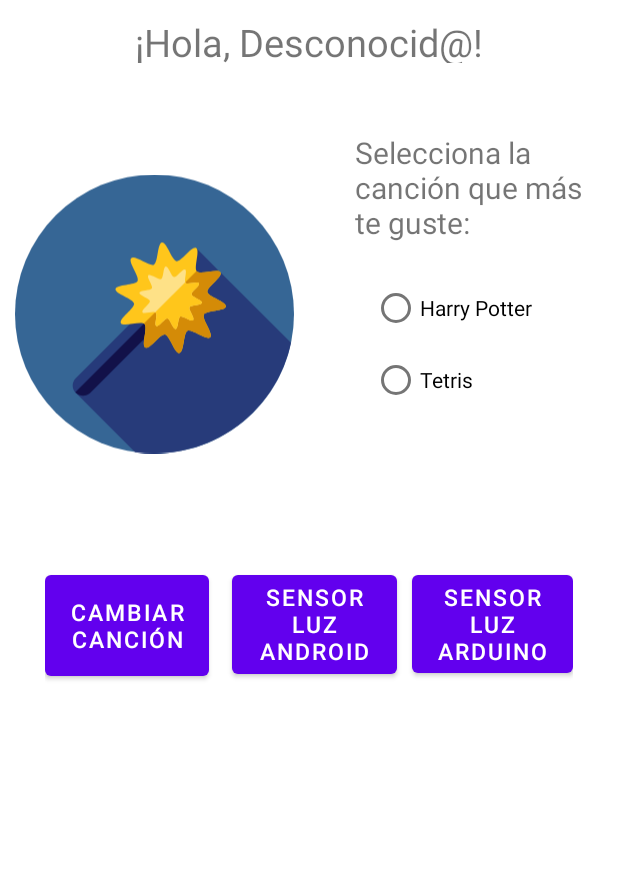
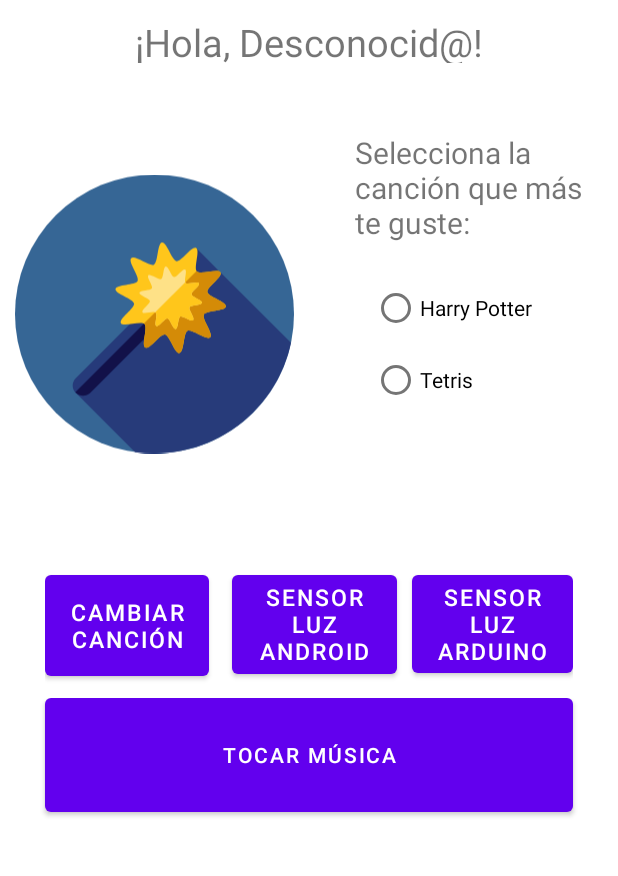
Before and after one commit to noelisasha/magic-alarm, an Android app: the screen it shows after launch (MainActivity_MagicAlarm), after a tap on "SUBMIT", on a phone screen of 412 x 824 dp, the part 168-1044 px from its top. Run offline under Robolectric (Android 15) with nearby library versions, the phone set to English and light mode, and no system bars.

Commit message:
Version final 03-07-2022
Cambio umbral sensor de luz Android.
Boton para reproducir cancion en Arduino, desde Android.

```diff
--- a/ANDROID/MagicAlarm/app/src/main/java/com/example/magicalarm/Activity2_Sensors.java
+++ b/ANDROID/MagicAlarm/app/src/main/java/com/example/magicalarm/Activity2_Sensors.java
@@ -90,7 +90,7 @@ public class Activity2_Sensors extends AppCompatActivity implements SensorEventL
 
                     lightness.setText(txt);
 
-                    if(event.values[0] <= 500) {
+                    if(event.values[0] <= 200) {
                         System.out.println("No se detecta luz ==> PRENDER LUZ"); /** DEBUG !! **/
                         lightBulbImg.setColorFilter(Color.parseColor("#000000")); // Si no detectó luz ==> pintar borde de lampara simulando encender luz
                     } else {
--- a/ANDROID/MagicAlarm/app/src/main/java/com/example/magicalarm/MainActivity_MagicAlarm.java
+++ b/ANDROID/MagicAlarm/app/src/main/java/com/example/magicalarm/MainActivity_MagicAlarm.java
@@ -8,11 +8,9 @@ import android.Manifest;
 import android.annotation.SuppressLint;
 import android.content.BroadcastReceiver;
 import android.content.Context;
-import android.content.DialogInterface;
 import android.content.Intent;
 import android.content.IntentFilter;
 import android.content.pm.PackageManager;
-import android.graphics.Color;
 
 import androidx.core.app.ActivityCompat;
 import androidx.core.content.ContextCompat;
@@ -21,8 +19,6 @@ import android.os.Build;
 import android.os.Bundle;
 import android.view.View;
 //import android.support.v7.app.CompatActivity;
-import android.app.Activity;
-import android.app.ProgressDialog;
 import android.widget.Button;
 import android.widget.TextView;
 import android.widget.Toast;
@@ -31,19 +27,14 @@ import android.bluetooth.BluetoothDevice;
 
 import androidx.appcompat.app.AppCompatActivity;
 
-import android.os.Bundle;
-import android.content.Intent;
 // UI Components
-import android.view.View;
-import android.widget.Button;
 import android.view.View.OnClickListener;
 import android.widget.RadioButton;
 import android.widget.RadioGroup;
-import android.widget.TextView;
 
 public class MainActivity_MagicAlarm extends AppCompatActivity {
 
-    private Button submitBtn, sensorBtn;
+    private Button submitBtn, sensorBtn, arduinoLuzBtn, playMusic;
     private RadioGroup songList;
     private RadioButton selectedSong;
     private TextView bienvenidaUsr;
@@ -56,6 +47,7 @@ public class MainActivity_MagicAlarm extends AppCompatActivity {
     public static final int MULTIPLE_PERMISSIONS = 10; // code you want.
 
     private String nombreUsr;
+    private String mensajeAMostrar;
 
     //se crea un array de String con los permisos a solicitar en tiempo de ejecucion
     //Esto se debe realizar a partir de Android 6.0, ya que con verdiones anteriores
@@ -264,13 +256,20 @@ public class MainActivity_MagicAlarm extends AppCompatActivity {
 
         submitBtn = (Button) findViewById(R.id.buttonSubmit);
         sensorBtn = (Button) findViewById(R.id.buttonSensores);
+        arduinoLuzBtn = (Button) findViewById(R.id.arduinoLuzSensorBtn);
+        playMusic = (Button) findViewById(R.id.playMusicBtn);
         songList = (RadioGroup) findViewById(R.id.dropdownSongs); // obtener RadioGroup
-        bienvenidaUsr = (TextView) findViewById(R.id.textView7);
+        bienvenidaUsr = (TextView) findViewById(R.id.NombreUsuario);
 
         Intent i = getIntent();
         Bundle extras = i.getExtras();
         nombreUsr = extras.getString("nombreUsr");
         bienvenidaUsr.setText("¡Hola, " + nombreUsr + "!");
+        mensajeAMostrar = extras.getString("mensajeAMostrar");
+
+        if(mensajeAMostrar != null && !mensajeAMostrar.isEmpty()) {
+            showToast(mensajeAMostrar);
+        }
 
         sensorBtn.setOnClickListener(new OnClickListener() {
             @Override
@@ -279,6 +278,36 @@ public class MainActivity_MagicAlarm extends AppCompatActivity {
                 Intent i = new Intent();
                 //i.putExtra("nombreUsr", nombreUsr);
                 i.setClass(MainActivity_MagicAlarm.this, Activity2_Sensors.class);
+                finish();
+                startActivity(i);
+
+            }
+        });
+
+        arduinoLuzBtn.setOnClickListener(new OnClickListener() {
+            @Override
+            public void onClick(View v) {
+                System.out.println("Se hizo clic en el button <<ARDUINO_LUZ>>"); /** DEBUG !! **/
+                Intent i = new Intent();
+                i.putExtra("LightReading", "L");
+                i.putExtra("arduinoDevice", mDevice);
+                i.putExtra("nombreUsr", nombreUsr);
+                i.setClass(MainActivity_MagicAlarm.this, BT_Com_Activity.class);
+                finish();
+                startActivity(i);
+
+            }
+        });
+
+        playMusic.setOnClickListener(new OnClickListener() {
+            @Override
+            public void onClick(View v) {
+                System.out.println("Se hizo clic en el button <<PLAY_MUSIC>>");
+                Intent i = new Intent();
+                i.putExtra("PlayMusic", "M");
+                i.putExtra("arduinoDevice", mDevice);
+                i.putExtra("nombreUsr", nombreUsr);
+                i.setClass(MainActivity_MagicAlarm.this, BT_Com_Activity.class);
                 finish();
                 startActivity(i);
 
@@ -304,7 +333,7 @@ public class MainActivity_MagicAlarm extends AppCompatActivity {
                         i.putExtra("chosenSong", "T");
                         break;
                     default:
-                        showToast("AHHH");
+                        showToast("Se eligió Harry Potter por defecto");
                         System.out.println("ERROR! Se debe seleccionar una cancion. Vuelve a Harry Potter"); /** DEBUG !! **/
                         i.putExtra("chosenSong", "H");
                         break;
--- a/ANDROID/MagicAlarm/app/src/main/res/layout/activity_main.xml
+++ b/ANDROID/MagicAlarm/app/src/main/res/layout/activity_main.xml
@@ -48,7 +48,7 @@
         android:orientation="horizontal">
 
         <TextView
-            android:id="@+id/textView7"
+            android:id="@+id/NombreUsuario"
             android:layout_width="match_parent"
             android:layout_height="56dp"
             android:gravity="center"
@@ -115,7 +115,7 @@
 
     <LinearLayout
         android:layout_width="fill_parent"
-        android:layout_height="174dp"
+        android:layout_height="88dp"
         android:layout_gravity="bottom|center_horizontal|fill_horizontal"
         android:gravity="bottom|center_horizontal"
         android:orientation="horizontal"
@@ -145,7 +145,7 @@
             android:textSize="15sp" />
 
         <Button
-            android:id="@+id/buttonSensores2"
+            android:id="@+id/arduinoLuzSensorBtn"
             android:layout_width="137dp"
             android:layout_height="77dp"
             android:layout_gravity="right"
@@ -157,4 +157,24 @@
 
     </LinearLayout>
 
+    <LinearLayout
+        android:layout_width="fill_parent"
+        android:layout_height="92dp"
+        android:layout_gravity="bottom|center_horizontal"
+        android:gravity="bottom|clip_horizontal"
+        android:orientation="horizontal">
+
+        <Button
+            android:id="@+id/playMusicBtn"
+            android:layout_width="306dp"
+            android:layout_height="88dp"
+            android:layout_marginStart="30dp"
+            android:layout_marginLeft="30dp"
+            android:layout_marginTop="10dp"
+            android:layout_marginEnd="30dp"
+            android:layout_marginRight="30dp"
+            android:layout_weight="1"
+            android:text="TOCAR MÚSICA" />
+    </LinearLayout>
+
 </LinearLayout>
```
Also changed, not shown: ANDROID/MagicAlarm/app/src/main/java/com/example/magicalarm/BT_Com_Activity.java (+24 -14 lines).
